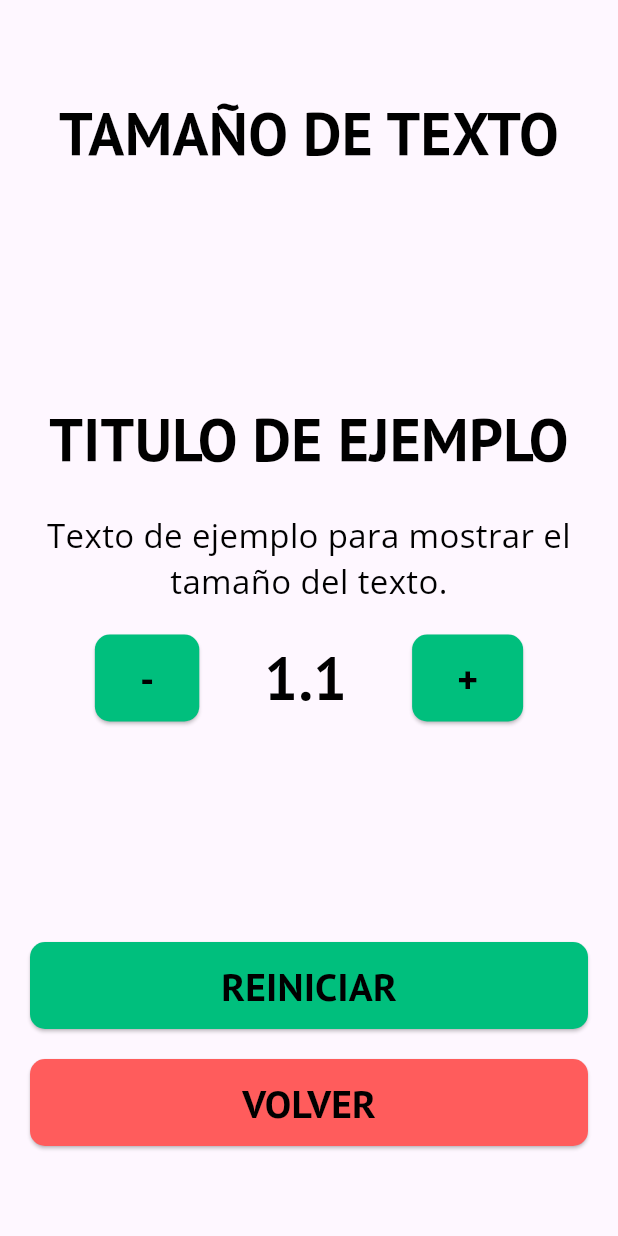
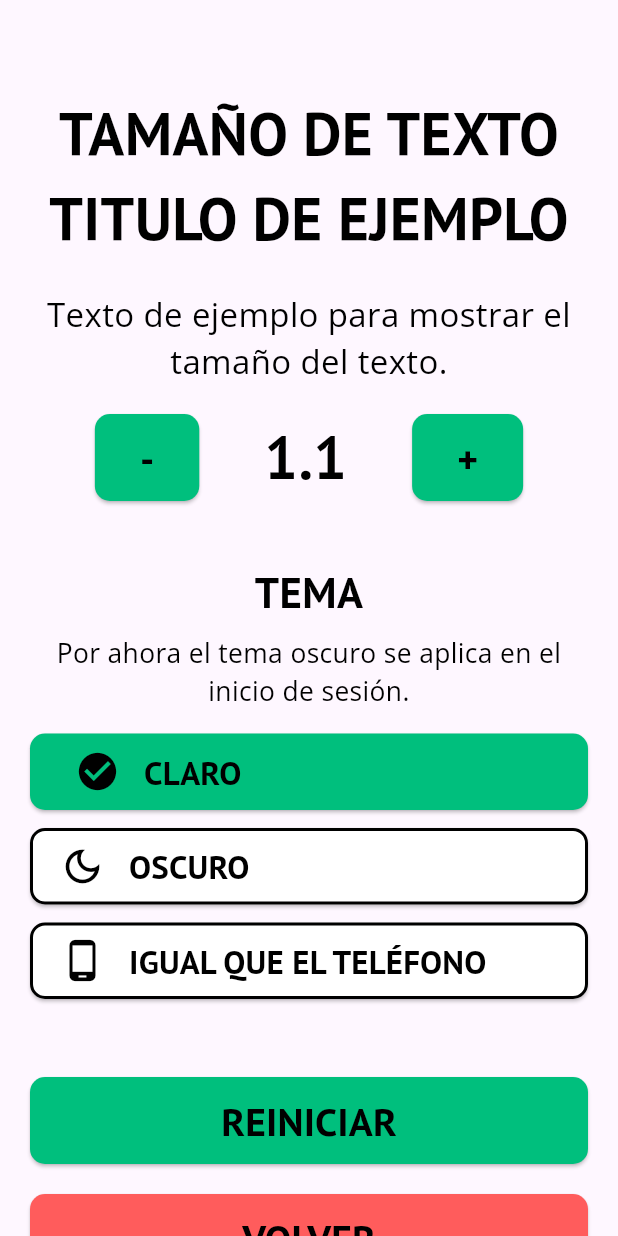
Before and after one commit to BrunoPa23/visioncare-mobile, a Flutter app: the TextSettingsPage screen opened by its route, after a tap on an icon or button, on a phone screen of 412 x 824 dp. Run offline on Flutter 3.47's test engine with Material 3 defaults, Android fonts, the light colour scheme and no system bars; our stand-ins replace cookie_jar, dio, dio_cookie_manager, flutter_local_notifications, flutter_riverpod, flutter_secure_storage and 11 more; accounts and stored records are empty.

Commit message:
feat: agregar preferencia de tema claro u oscuro

```diff
--- /dev/null
+++ b/lib/enums/theme_preference_enum.dart
@@ -0,0 +1,5 @@
+enum ThemePreference {
+  light,
+  dark,
+  system
+}
--- a/lib/presentation/settings/view/text_settings_page.dart
+++ b/lib/presentation/settings/view/text_settings_page.dart
@@ -1,11 +1,15 @@
 import 'package:flutter/material.dart';
 import 'package:flutter_riverpod/flutter_riverpod.dart';
 import 'package:go_router/go_router.dart';
+import 'package:visioncare_app/core/constants/app_colors.dart';
 import 'package:visioncare_app/core/constants/app_primary_button_style.dart';
 import 'package:visioncare_app/core/constants/app_secondary_button_style.dart';
+import 'package:visioncare_app/enums/theme_preference_enum.dart';
 import 'package:visioncare_app/presentation/shared/viewmodel/text_scale_notifier.dart';
+import 'package:visioncare_app/presentation/shared/viewmodel/theme_preference_notifier.dart';
 import 'package:visioncare_app/presentation/shared/widgets/text/app_body_text.dart';
 import 'package:visioncare_app/presentation/shared/widgets/text/app_button_text.dart';
+import 'package:visioncare_app/presentation/shared/widgets/text/app_subtitle_text.dart';
 import 'package:visioncare_app/presentation/shared/widgets/text/app_title_text.dart';
 
 class TextSettingsPage extends ConsumerWidget {
@@ -54,6 +58,9 @@ class TextSettingsPage extends ConsumerWidget {
                           ),
                         ],
                       ),
+                      const SizedBox(height: 40),
+                      const _ThemeSelector(),
+                      const SizedBox(height: 40),
                       Column(
                         children: [
                           Container(
@@ -88,3 +95,63 @@ class TextSettingsPage extends ConsumerWidget {
     );
   }
 }
+
+class _ThemeSelector extends ConsumerWidget {
+  const _ThemeSelector();
+
+  static const _options = [
+    (value: ThemePreference.light, label: 'CLARO', icon: Icons.light_mode_outlined),
+    (value: ThemePreference.dark, label: 'OSCURO', icon: Icons.dark_mode_outlined),
+    (value: ThemePreference.system, label: 'IGUAL QUE EL TELÉFONO', icon: Icons.phone_android),
+  ];
+
+  @override
+  Widget build(BuildContext context, WidgetRef ref) {
+    final selected = ref.watch(themePreferenceProvider);
+    final notifier = ref.read(themePreferenceProvider.notifier);
+
+    return Column(
+      children: [
+        const AppSubtitleText("TEMA", textAlign: TextAlign.center),
+        const SizedBox(height: 8),
+        const AppBodyText(
+          "Por ahora el tema oscuro se aplica en el inicio de sesión.",
+          textAlign: TextAlign.center,
+          size: 16,
+        ),
+        const SizedBox(height: 16),
+        for (final option in _options) ...[
+          Semantics(
+            selected: option.value == selected,
+            child: SizedBox(
+              width: double.infinity,
+              child: ElevatedButton(
+                style: option.value == selected
+                    ? AppPrimaryButtonStyle.elevated
+                    : ElevatedButton.styleFrom(
+                        backgroundColor: AppColors.backgroundColor,
+                        padding: const EdgeInsets.symmetric(vertical: 10, horizontal: 20),
+                        side: const BorderSide(color: AppColors.textColor, width: 2),
+                        shape: RoundedRectangleBorder(borderRadius: BorderRadius.circular(10)),
+                      ),
+                onPressed: () => notifier.set(option.value),
+                child: Row(
+                  children: [
+                    Icon(
+                      option.value == selected ? Icons.check_circle : option.icon,
+                      size: 30,
+                      color: AppColors.textColor,
+                    ),
+                    const SizedBox(width: 16),
+                    Expanded(child: AppButtonText(option.label, size: 20)),
+                  ],
+                ),
+              ),
+            ),
+          ),
+          const SizedBox(height: 12),
+        ],
+      ],
+    );
+  }
+}
--- /dev/null
+++ b/lib/presentation/shared/viewmodel/theme_preference_notifier.dart
@@ -0,0 +1,28 @@
+// lib/presentation/shared/viewmodel/theme_preference_notifier.dart
+import 'package:flutter_riverpod/flutter_riverpod.dart';
+import 'package:shared_preferences/shared_preferences.dart';
+import 'package:visioncare_app/enums/theme_preference_enum.dart';
+
+final themePreferenceProvider = StateNotifierProvider<ThemePreferenceNotifier, ThemePreference>((ref) {
+  return ThemePreferenceNotifier()..loadPreference();
+});
+
+class ThemePreferenceNotifier extends StateNotifier<ThemePreference> {
+  static const _key = 'theme_preference';
+  ThemePreferenceNotifier() : super(ThemePreference.light);
+
+  Future<void> loadPreference() async {
+    final prefs = await SharedPreferences.getInstance();
+    final saved = prefs.getString(_key);
+    state = ThemePreference.values.firstWhere(
+      (preference) => preference.name == saved,
+      orElse: () => ThemePreference.light,
+    );
+  }
+
+  Future<void> set(ThemePreference value) async {
+    state = value;
+    final prefs = await SharedPreferences.getInstance();
+    await prefs.setString(_key, value.name);
+  }
+}
```
Also changed, not shown: lib/core/constants/app_palette.dart (added, +76 -0 lines).
